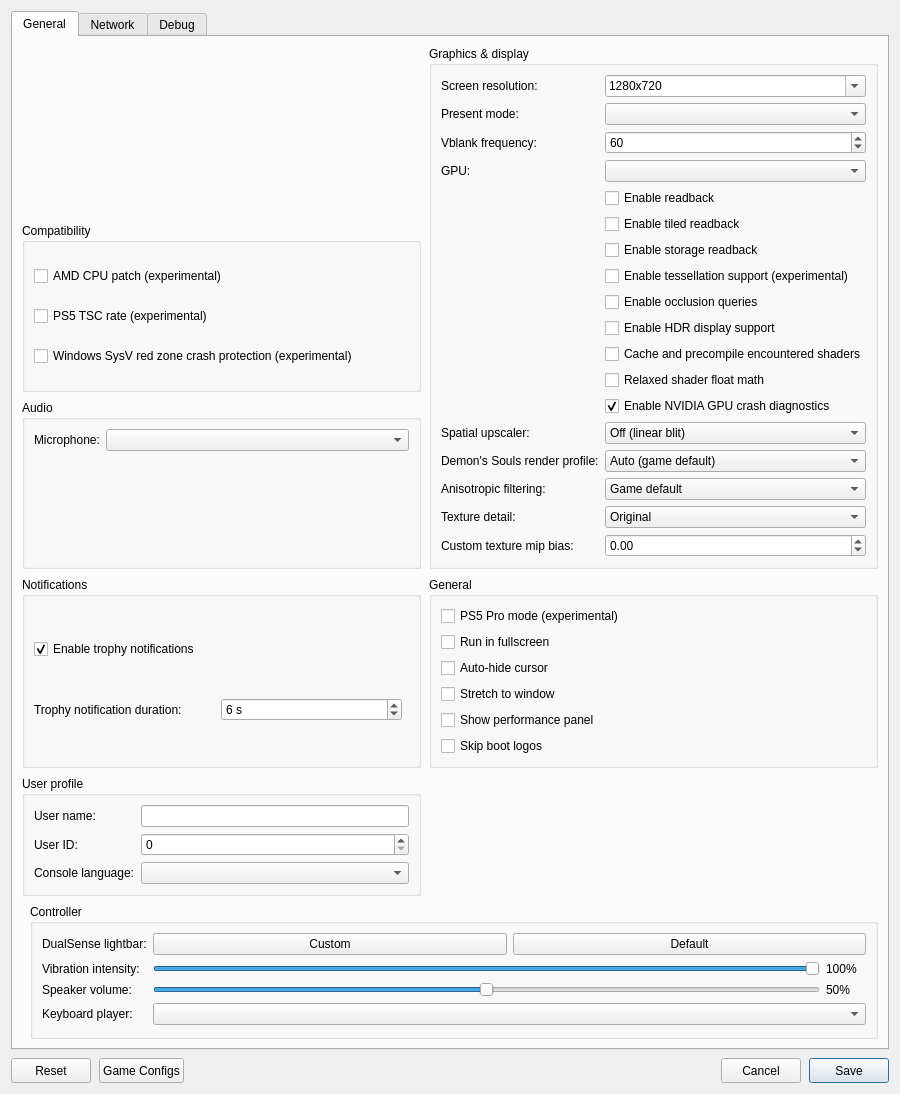
Before: the Qt Designer form src/launcher/forms/configuration_edit_dialog.ui in TamanGitUser/KytyPS5, drawn with Qt 5.
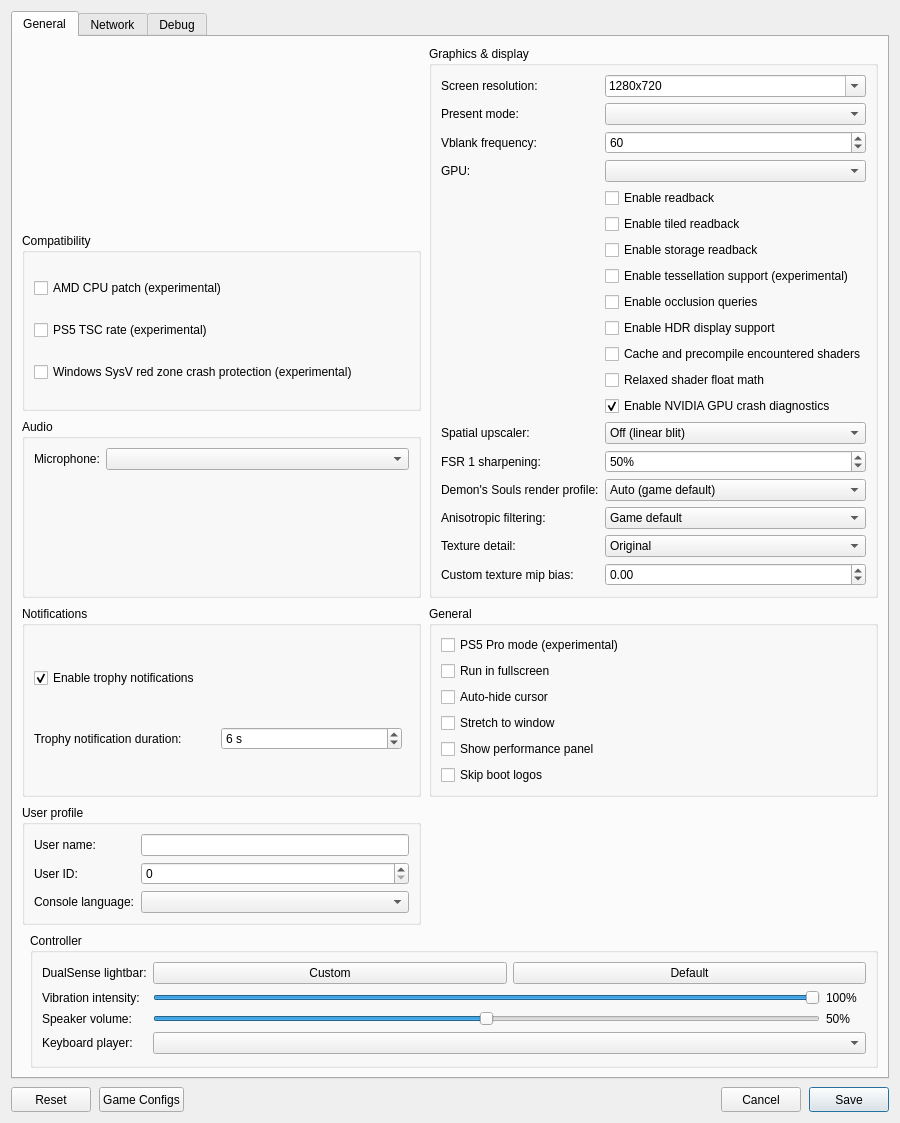
After: the same form once the commit is applied. Custom widgets are drawn as their Qt base class.

Commit message: launcher: add FSR1 sharpening control

Patch:
```diff
--- a/src/launcher/forms/configuration_edit_dialog.ui
+++ b/src/launcher/forms/configuration_edit_dialog.ui
@@ -229,12 +229,28 @@
              </widget>
             </item>
             <item row="15" column="0">
+             <widget class="QLabel" name="label_fsr1_sharpness">
+              <property name="toolTip"><string>FSR 1 RCAS sharpening strength. 0 is the minimum effect and 100 is maximum sharpness. Applies only when AMD FSR 1 is selected.</string></property>
+              <property name="text"><string>FSR 1 sharpening:</string></property>
+             </widget>
+            </item>
+            <item row="15" column="1">
+             <widget class="QSpinBox" name="spinBox_fsr1_sharpness">
+              <property name="toolTip"><string>Higher values apply stronger FSR 1 RCAS sharpening. Default: 50%.</string></property>
+              <property name="suffix"><string>%</string></property>
+              <property name="minimum"><number>0</number></property>
+              <property name="maximum"><number>100</number></property>
+              <property name="singleStep"><number>5</number></property>
+              <property name="value"><number>50</number></property>
+             </widget>
+            </item>
+            <item row="16" column="0">
              <widget class="QLabel" name="label_demons_souls_render_preset">
               <property name="toolTip"><string>Experimental game-side render-resolution patches for the exact Demon's Souls PPSA01341 01.007.000 eboot. The launcher verifies its SHA-256 before generating a separate launch patch; the emulator also checks original bytes before applying it. Output/TAA target remains 4K. This is not an FSR algorithm selector.</string></property>
               <property name="text"><string>Demon's Souls render profile:</string></property>
              </widget>
             </item>
-            <item row="15" column="1">
+            <item row="16" column="1">
              <widget class="QComboBox" name="comboBox_demons_souls_render_preset">
               <property name="toolTip"><string>Auto keeps the game's original render resolution. Quality 2560x1440 matches the game's baseline. Balanced 2304x1296 and Performance 1920x1080 reduce rendering work; Ultra Quality 2944x1656 is higher than baseline and may cost FPS. These are experimental 4K-output game render profiles, not an FSR algorithm switch, and require the exact verified eboot.</string></property>
               <item><property name="text"><string>Auto (game default)</string></property></item>
@@ -244,10 +260,10 @@
               <item><property name="text"><string>Performance — 1920x1080</string></property></item>
              </widget>
             </item>
-            <item row="16" column="0">
+            <item row="17" column="0">
              <widget class="QLabel" name="label_anisotropy_override"><property name="text"><string>Anisotropic filtering:</string></property></widget>
             </item>
-            <item row="16" column="1">
+            <item row="17" column="1">
              <widget class="QComboBox" name="comboBox_anisotropy_override">
               <property name="toolTip"><string>Manual anisotropic-filtering changes select the Custom texture profile. Texture presets may set this to Game default or Off.</string></property>
               <item><property name="text"><string>Game default</string></property></item>
@@ -258,13 +274,13 @@
               <item><property name="text"><string>16x</string></property></item>
              </widget>
             </item>
-            <item row="17" column="0">
+            <item row="18" column="0">
              <widget class="QLabel" name="label_texture_quality">
               <property name="toolTip"><string>Chooses a positive mip bias to request lower-detail mip levels where the game supplies them. This is not host texture downscaling and does not free allocated VRAM.</string></property>
               <property name="text"><string>Texture detail:</string></property>
              </widget>
             </item>
-            <item row="17" column="1">
+            <item row="18" column="1">
              <widget class="QComboBox" name="comboBox_texture_quality">
               <property name="toolTip"><string>Original preserves game sampling. Reduced, Low and Very low use progressively coarser mip levels; Low and Very low also turn off anisotropic filtering. This may reduce texture bandwidth, but does not shrink texture allocations or free VRAM.</string></property>
               <item><property name="text"><string>Original</string></property></item>
@@ -274,13 +290,13 @@
               <item><property name="text"><string>Custom</string></property></item>
              </widget>
             </item>
-            <item row="18" column="0">
+            <item row="19" column="0">
              <widget class="QLabel" name="label_texture_mip_bias">
               <property name="toolTip"><string>Positive values select lower-resolution mip levels; this affects sampling/bandwidth, not allocated VRAM.</string></property>
               <property name="text"><string>Custom texture mip bias:</string></property>
              </widget>
             </item>
-            <item row="18" column="1">
+            <item row="19" column="1">
              <widget class="QDoubleSpinBox" name="doubleSpinBox_texture_mip_bias">
               <property name="toolTip"><string>Positive values may reduce texture sampling bandwidth, but do not free texture memory.</string></property>
               <property name="decimals"><number>2</number></property>
```
